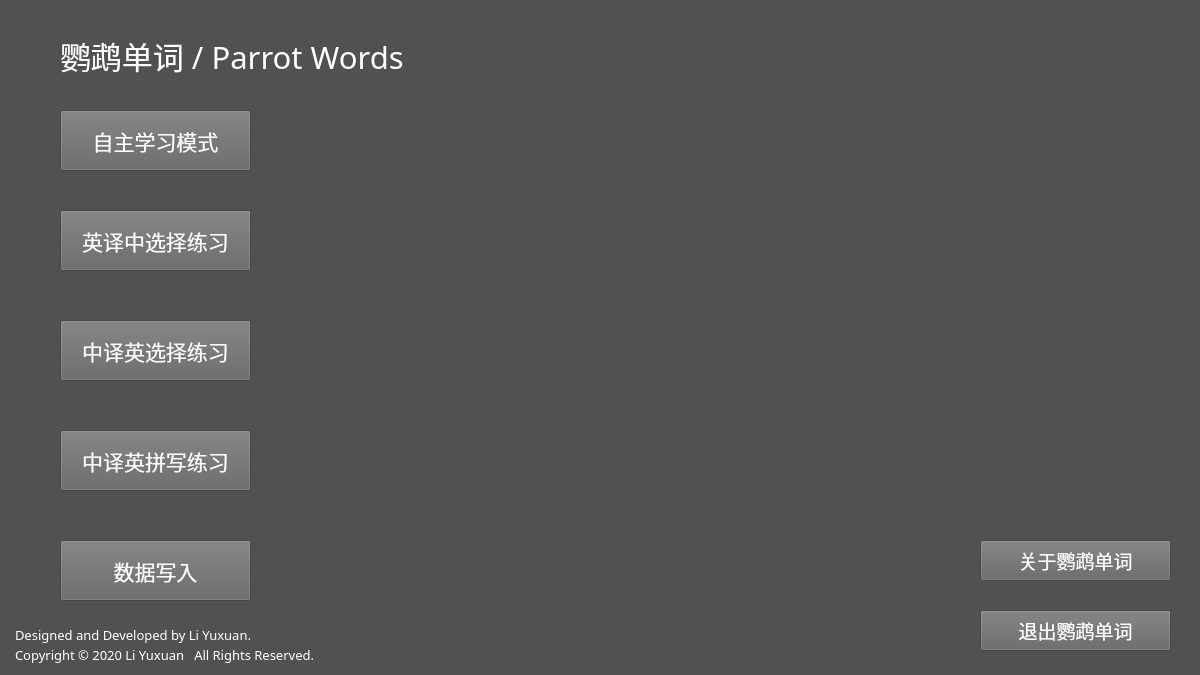
Before: the Qt Designer form Menu.ui in liyuxuan2003/ParrotWords, drawn with Qt 5.
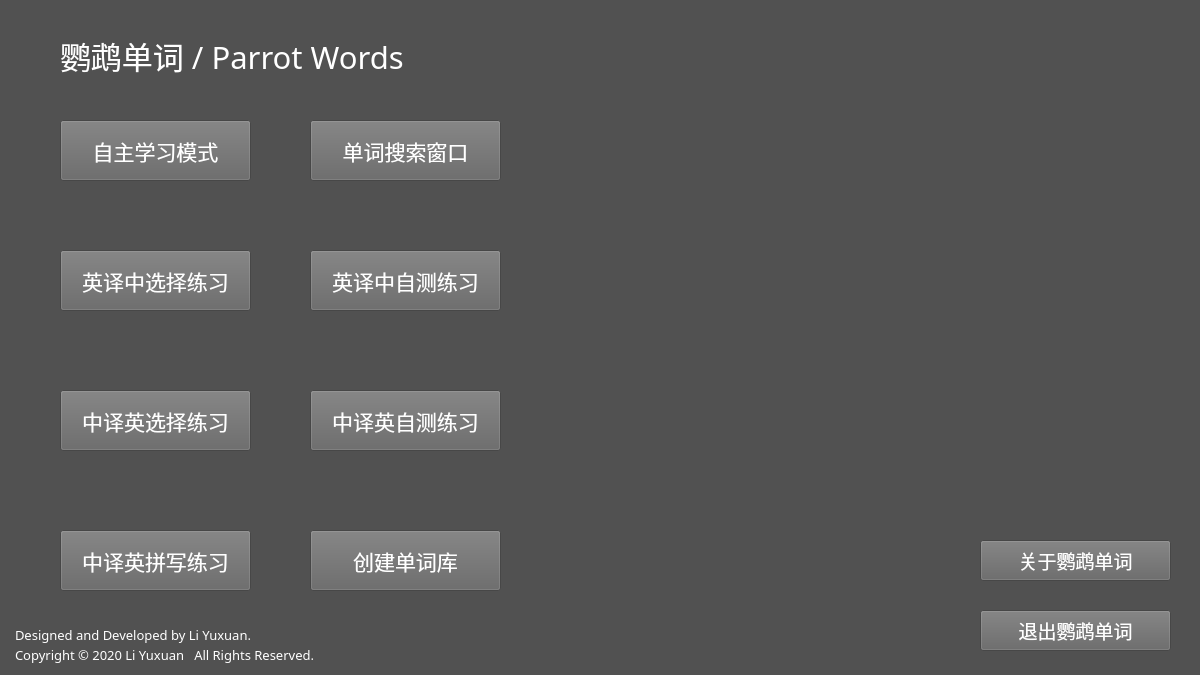
After: the same form once the commit is applied. Icons and pictures are not drawn.

```diff
--- a/Menu.ui
+++ b/Menu.ui
@@ -38,34 +38,11 @@
     <string>鹦鹉单词 / Parrot Words</string>
    </property>
   </widget>
-  <widget class="QPushButton" name="pushButtonDataInput">
-   <property name="geometry">
-    <rect>
-     <x>60</x>
-     <y>540</y>
-     <width>191</width>
-     <height>61</height>
-    </rect>
-   </property>
-   <property name="font">
-    <font>
-     <family>等线</family>
-     <pointsize>16</pointsize>
-    </font>
-   </property>
-   <property name="styleSheet">
-    <string notr="true">background-color: rgb(100, 100, 100);
-color: rgb(255, 255, 255);</string>
-   </property>
-   <property name="text">
-    <string>数据写入</string>
-   </property>
-  </widget>
   <widget class="QPushButton" name="pushButtonChooseEC">
    <property name="geometry">
     <rect>
      <x>60</x>
-     <y>210</y>
+     <y>250</y>
      <width>191</width>
      <height>61</height>
     </rect>
@@ -88,7 +65,7 @@
    <property name="geometry">
     <rect>
      <x>60</x>
-     <y>320</y>
+     <y>390</y>
      <width>191</width>
      <height>61</height>
     </rect>
@@ -111,7 +88,7 @@
    <property name="geometry">
     <rect>
      <x>60</x>
-     <y>430</y>
+     <y>530</y>
      <width>191</width>
      <height>61</height>
     </rect>
@@ -134,7 +111,7 @@
    <property name="geometry">
     <rect>
      <x>60</x>
-     <y>110</y>
+     <y>120</y>
      <width>191</width>
      <height>61</height>
     </rect>
@@ -259,6 +236,98 @@
     <string>Copyright © 2020 Li Yuxuan   All Rights Reserved.</string>
    </property>
   </widget>
+  <widget class="QPushButton" name="pushButtonDataInput">
+   <property name="geometry">
+    <rect>
+     <x>310</x>
+     <y>530</y>
+     <width>191</width>
+     <height>61</height>
+    </rect>
+   </property>
+   <property name="font">
+    <font>
+     <family>等线</family>
+     <pointsize>16</pointsize>
+    </font>
+   </property>
+   <property name="styleSheet">
+    <string notr="true">background-color: rgb(100, 100, 100);
+color: rgb(255, 255, 255);</string>
+   </property>
+   <property name="text">
+    <string>创建单词库</string>
+   </property>
+  </widget>
+  <widget class="QPushButton" name="pushButtonSearch">
+   <property name="geometry">
+    <rect>
+     <x>310</x>
+     <y>120</y>
+     <width>191</width>
+     <height>61</height>
+    </rect>
+   </property>
+   <property name="font">
+    <font>
+     <family>等线</family>
+     <pointsize>16</pointsize>
+    </font>
+   </property>
+   <property name="styleSheet">
+    <string notr="true">background-color: rgb(100, 100, 100);
+color: rgb(255, 255, 255);</string>
+   </property>
+   <property name="text">
+    <string>单词搜索窗口</string>
+   </property>
+  </widget>
+  <widget class="QPushButton" name="pushButtonSelfCE">
+   <property name="geometry">
+    <rect>
+     <x>310</x>
+     <y>390</y>
+     <width>191</width>
+     <height>61</height>
+    </rect>
+   </property>
+   <property name="font">
+    <font>
+     <family>等线</family>
+     <pointsize>16</pointsize>
+    </font>
+   </property>
+   <property name="styleSheet">
+    <string notr="true">background-color: rgb(100, 100, 100);
+color: rgb(255, 255, 255);</string>
+   </property>
+   <property name="text">
+    <string>中译英自测练习</string>
+   </property>
+  </widget>
+  <widget class="QPushButton" name="pushButtonSelfEC">
+   <property name="geometry">
+    <rect>
+     <x>310</x>
+     <y>250</y>
+     <width>191</width>
+     <height>61</height>
+    </rect>
+   </property>
+   <property name="font">
+    <font>
+     <family>等线</family>
+     <pointsize>16</pointsize>
+    </font>
+   </property>
+   <property name="styleSheet">
+    <string notr="true">background-color: rgb(100, 100, 100);
+color: rgb(255, 255, 255);</string>
+   </property>
+   <property name="text">
+    <string>英译中自测练习</string>
+   </property>
+  </widget>
  </widget>
  <resources/>
  <connections/>
```
